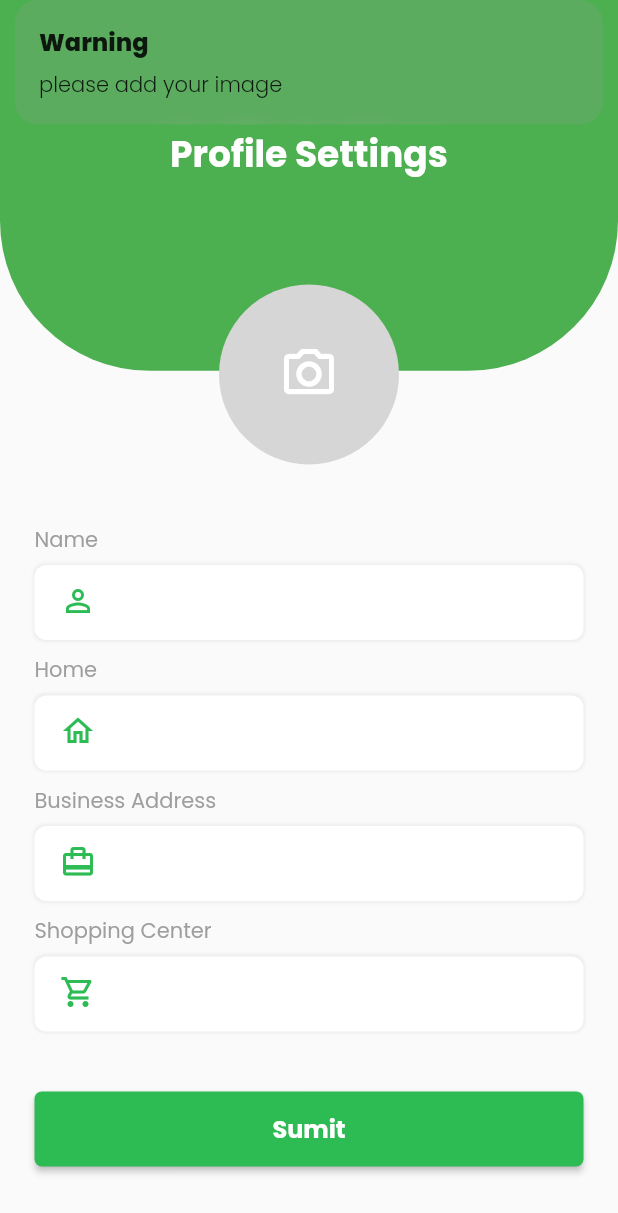
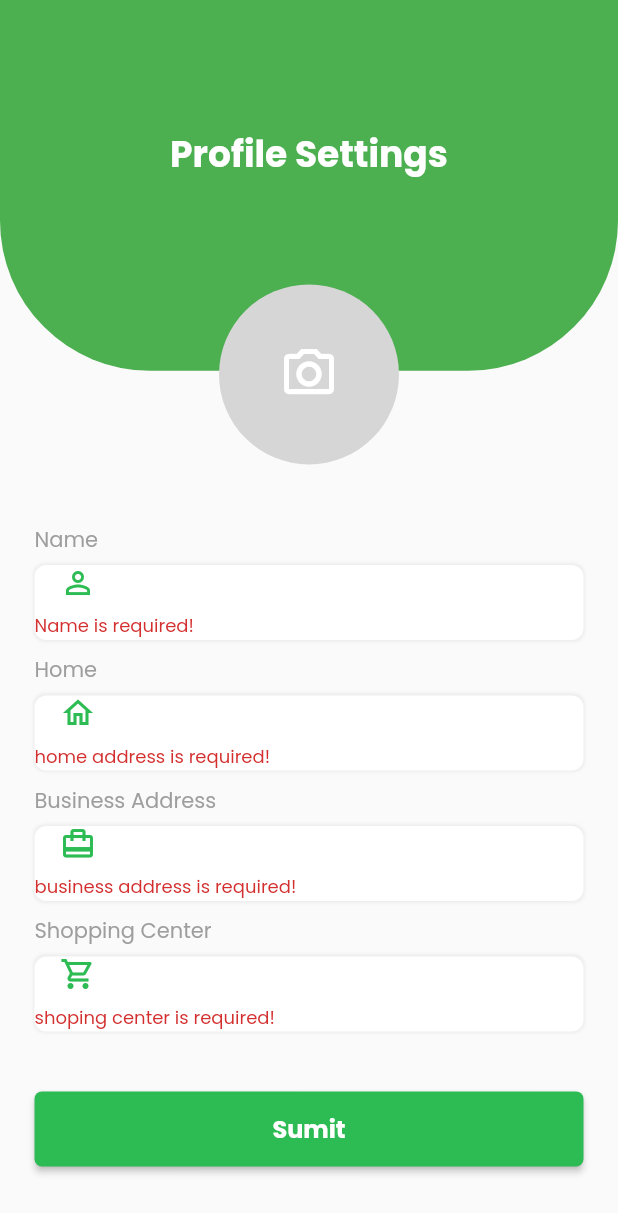
Before and after one commit to Mahmoudali55/green_taxi, a Flutter app: the ProfileSettingScreen screen opened directly, after a tap on "Sumit", on a phone screen of 412 x 824 dp. Shown: the top 1213 px of the screen. Run offline on Flutter 3.47's test engine with Material 2 defaults, Android fonts, the phone set to English and light mode, and no system bars; our stand-ins replace cloud_firestore, firebase_auth, firebase_core, firebase_storage, flutter_svg, get and 3 more; missing offline and left inert: fl_country_code_picker; accounts and stored records are empty.

Commit message:
validation_profile

```diff
--- a/lib/views/profileSetting.dart
+++ b/lib/views/profileSetting.dart
@@ -26,6 +26,7 @@ class _ProfileSettingScreenState extends State<ProfileSettingScreen> {
   TextEditingController businessController = TextEditingController();
   TextEditingController shopController = TextEditingController();
   AuthCountroller authCountroller = Get.find<AuthCountroller>();
+  GlobalKey<FormState> formkay = GlobalKey<FormState>();
   final ImagePicker _picker = ImagePicker();
   File? selectedImage;
   getImage(ImageSource source) async {
@@ -89,23 +90,53 @@ class _ProfileSettingScreenState extends State<ProfileSettingScreen> {
             ),
             Container(
               padding: EdgeInsets.symmetric(horizontal: 23),
+              child: Form(
+                key: formkay,
                 child: Column(
                   children: [
-                  TextFieldWidget('Name', Icons.person_outline, nameController),
+                    TextFieldWidget(
+                        'Name', Icons.person_outline, nameController,
+                        (String? input) {
+                      if (input!.isEmpty) {
+                        return 'Name is required!';
+                      }
+                      if (input.length < 5) {
+                        return 'Please enter a valid name!';
+                      }
+                      return null;
+                    }),
                     SizedBox(
                       height: 10,
                     ),
-                  TextFieldWidget('Home', Icons.home_outlined, homeController),
+                    TextFieldWidget('Home', Icons.home_outlined, homeController,
+                        (String? input) {
+                      if (input!.isEmpty) {
+                        return 'home address is required!';
+                      }
+                      return null;
+                    }),
                     SizedBox(
                       height: 10,
                     ),
                     TextFieldWidget('Business Address', Icons.card_travel,
-                      businessController),
+                        businessController, (String? input) {
+                      if (input!.isEmpty) {
+                        return 'business address is required!';
+                      }
+                      return null;
+                    }),
                     SizedBox(
                       height: 10,
                     ),
-                  TextFieldWidget('Shopping Center',
-                      Icons.shopping_cart_outlined, shopController),
+                    TextFieldWidget(
+                        'Shopping Center',
+                        Icons.shopping_cart_outlined,
+                        shopController, (String? input) {
+                      if (input!.isEmpty) {
+                        return 'shoping center is required!';
+                      }
+                      return null;
+                    }),
                     SizedBox(
                       height: 10,
                     ),
@@ -117,6 +148,9 @@ class _ProfileSettingScreenState extends State<ProfileSettingScreen> {
                             child: CircularProgressIndicator(),
                           )
                         : greenButton('Sumit', () {
+                            if (!formkay.currentState!.validate()) {
+                              return;
+                            }
                             if (selectedImage == null) {
                               Get.snackbar('Warning', 'please add your image');
                               return;
@@ -131,6 +165,7 @@ class _ProfileSettingScreenState extends State<ProfileSettingScreen> {
                           }))
                   ],
                 ),
+              ),
             )
           ],
         ),
@@ -138,8 +173,8 @@ class _ProfileSettingScreenState extends State<ProfileSettingScreen> {
     );
   }
 
-  TextFieldWidget(
-      String titel, IconData iconData, TextEditingController controller) {
+  TextFieldWidget(String titel, IconData iconData,
+      TextEditingController controller, Function validator) {
     return Column(
       crossAxisAlignment: CrossAxisAlignment.start,
       children: [
@@ -165,6 +200,7 @@ class _ProfileSettingScreenState extends State<ProfileSettingScreen> {
               ],
               borderRadius: BorderRadius.circular(8)),
           child: TextFormField(
+            validator: (input) => validator(input),
             controller: controller,
             style: GoogleFonts.poppins(
                 fontSize: 14,
--- a/pubspec.yaml
+++ b/pubspec.yaml
@@ -45,6 +45,7 @@ dependencies:
   image_picker: ^1.0.4
   cloud_firestore: ^4.9.2
   firebase_storage: ^11.2.7
+  google_maps_flutter: ^2.5.0
 
 dev_dependencies:
   flutter_test:
```
Also changed, not shown: lib/main.dart (+6 -7 lines), pubspec.lock. Lines whose indentation alone changed are shown as unchanged.
